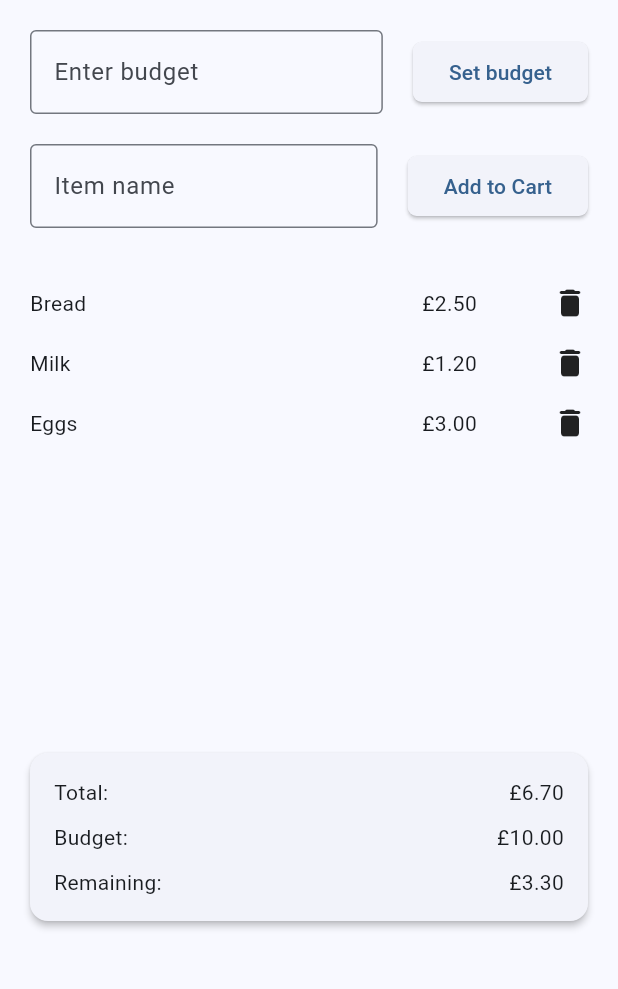
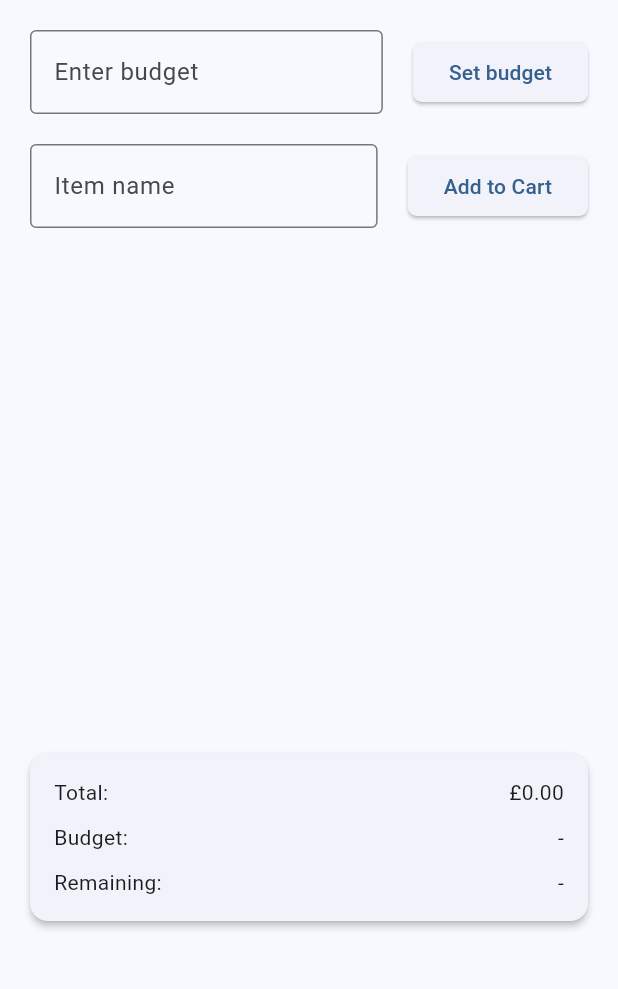
Before and after one commit to Sammyadj/Carty, a Flutter app: the screen it shows after launch, after a tap on "Set budget", on a phone screen of 412 x 824 dp, the part 84-1073 px from its top. Run offline on Flutter 3.47's test engine with Material 3 defaults, Android fonts, the phone set to English and light mode, and no system bars.

Commit message:
Set budget and add item logic

```diff
--- a/lib/main.dart
+++ b/lib/main.dart
@@ -1,8 +1,8 @@
 import 'package:carty_app/widgets/input_action_row.dart';
 import 'package:carty_app/widgets/cart_item_tile.dart';
+import 'package:carty_app/widgets/summary_row.dart';
 import 'package:flutter/material.dart';
-
-import 'models/cart_items_data.dart';
+import 'models/cart_item.dart';
 
 void main() {
   runApp(const MyApp());
@@ -23,11 +23,55 @@ class MyApp extends StatelessWidget {
   }
 }
 
-class HomePage extends StatelessWidget {
+class HomePage extends StatefulWidget {
   const HomePage({super.key});
 
   @override
+  State<HomePage> createState() => _HomePageState();
+}
+
+class _HomePageState extends State<HomePage> {
+  final TextEditingController _budgetController = TextEditingController();
+  final TextEditingController _itemController = TextEditingController();
+  final List<CartItem> _cartItems = [];
+  double? _budget;
+
+  void _setBudget() {
+    final entered = _budgetController.text;
+    final value = double.tryParse(entered);
+    if (value != null) {
+      setState(() {
+        _budget = value;
+      });
+      _budgetController.clear();
+    }
+  }
+
+  void _addItemToCart() {
+    final name = _itemController.text;
+    if (name.isNotEmpty) {
+      setState(() {
+        _cartItems.add(CartItem(name: name, price: '£2.00'));
+      });
+      _itemController.clear();
+    }
+  }
+
+  double get _total => _cartItems.fold(0.0, (sum, item) {
+    final price = double.tryParse(item.price.replaceAll('£', '')) ?? 0.0;
+    return sum + price;
+  });
+
+  @override
+  void dispose() {
+    _budgetController.dispose();
+    _itemController.dispose();
+    super.dispose();
+  }
+
+  @override
   Widget build(BuildContext context) {
+    final remaining = _budget != null ? (_budget! - _total) : null;
     return Scaffold(
       appBar: AppBar(title: Text("Carty"), backgroundColor: Colors.blue),
       body: SingleChildScrollView(
@@ -39,26 +83,31 @@ class HomePage extends StatelessWidget {
               InputActionRow(
                 labelText: 'Enter budget',
                 buttonText: 'Set budget',
-                onPressed: () {},
+                onPressed: _setBudget,
+                controller: _budgetController,
               ),
               SizedBox(height: 20),
               InputActionRow(
                 labelText: 'Item name',
                 buttonText: 'Add to Cart',
-                onPressed: () {},
+                onPressed: _addItemToCart,
+                controller: _itemController,
               ),
               SizedBox(height: 30),
               SizedBox(
                 height: 300,
                 child: ListView.builder(
-                  itemCount: cartItemsData.length,
+                  itemCount: _cartItems.length,
                   itemBuilder: (context, index) {
-                    final item = cartItemsData[index];
+                    final item = _cartItems[index];
                     return CartItemTile(
                       itemName: item.name,
                       price: item.price,
                       onDelete: () {
-                        print('${item.name} is deleted');
+                        setState(() {
+                          _cartItems.removeAt(index);
+                        });
+                        ;
                       },
                     );
                   },
@@ -68,23 +117,27 @@ class HomePage extends StatelessWidget {
                 elevation: 2,
                 margin: EdgeInsets.only(top: 20),
                 child: Padding(
-                  padding: const EdgeInsets.all(16.0),
+                  padding: const EdgeInsets.fromLTRB(16.0, 16.0, 16.0, 6),
                   child: Column(
                     crossAxisAlignment: CrossAxisAlignment.start,
                     children: [
-                      Row(
-                        mainAxisAlignment: MainAxisAlignment.spaceBetween,
-                        children: [Text("Total:"), Text("£6.70")],
+                      SummaryRow(
+                        label: 'Total:',
+                        value: '£${_total.toStringAsFixed(2)}',
                       ),
-                      SizedBox(height: 10),
-                      Row(
-                        mainAxisAlignment: MainAxisAlignment.spaceBetween,
-                        children: [Text("Budget:"), Text("£10.00")],
+                      SummaryRow(
+                        label: 'Budget:',
+                        value:
+                            _budget != null
+                                ? '£${_budget!.toStringAsFixed(2)}'
+                                : '-',
                       ),
-                      SizedBox(height: 10),
-                      Row(
-                        mainAxisAlignment: MainAxisAlignment.spaceBetween,
-                        children: [Text("Remaining:"), Text("£3.30")],
+                      SummaryRow(
+                        label: 'Remaining:',
+                        value:
+                            remaining != null
+                                ? '£${remaining.toStringAsFixed(2)}'
+                                : '-',
                       ),
                     ],
                   ),
--- a/lib/widgets/input_action_row.dart
+++ b/lib/widgets/input_action_row.dart
@@ -4,12 +4,13 @@ class InputActionRow extends StatelessWidget {
   final String labelText;
   final String buttonText;
   final VoidCallback onPressed;
-  // final TextEditingController controller;
+  final TextEditingController controller;
   const InputActionRow({
     super.key,
     required this.labelText,
     required this.buttonText,
     required this.onPressed,
+    required this.controller,
     // required this.controller,
   });
 
@@ -19,7 +20,7 @@ class InputActionRow extends StatelessWidget {
       children: [
         Expanded(
           child: TextField(
-            // controller: controller,
+            controller: controller,
             decoration: InputDecoration(
               labelText: labelText,
               border: OutlineInputBorder(),
--- /dev/null
+++ b/lib/widgets/summary_row.dart
@@ -0,0 +1,18 @@
+import 'package:flutter/cupertino.dart';
+
+class SummaryRow extends StatelessWidget {
+  final String label;
+  final String value;
+  const SummaryRow({super.key, required this.label, required this.value});
+
+  @override
+  Widget build(BuildContext context) {
+    return Padding(
+      padding: const EdgeInsets.only(bottom: 10.0),
+      child: Row(
+        mainAxisAlignment: MainAxisAlignment.spaceBetween,
+        children: [Text(label), Text(value)],
+      ),
+    );
+  }
+}
```
